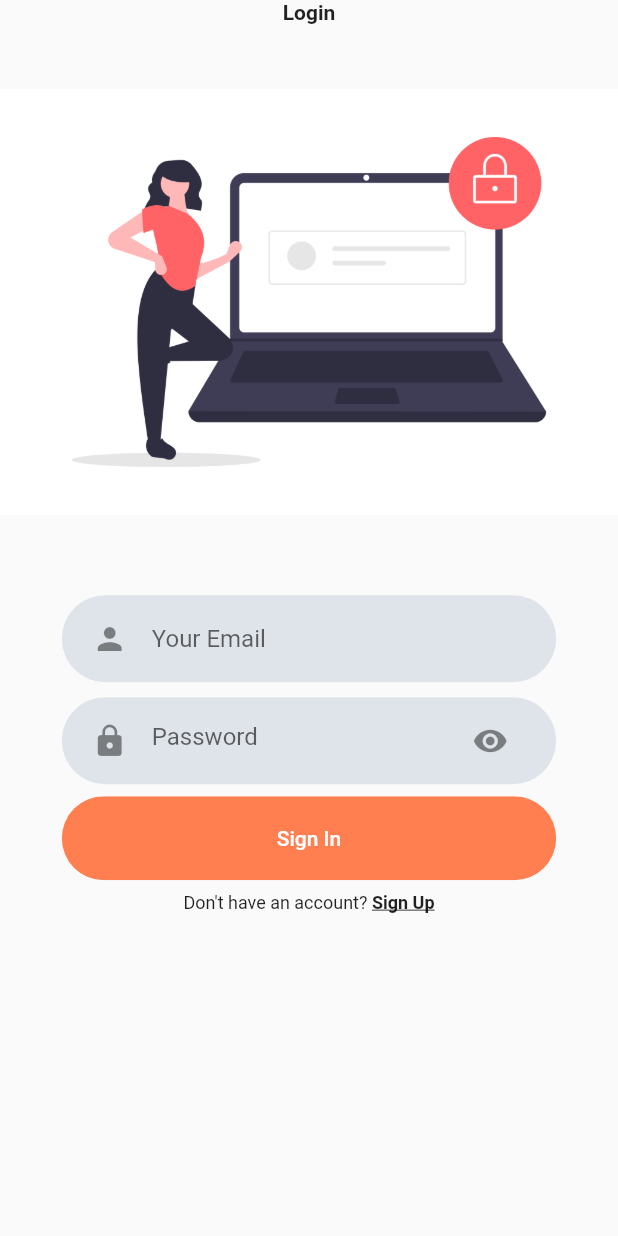
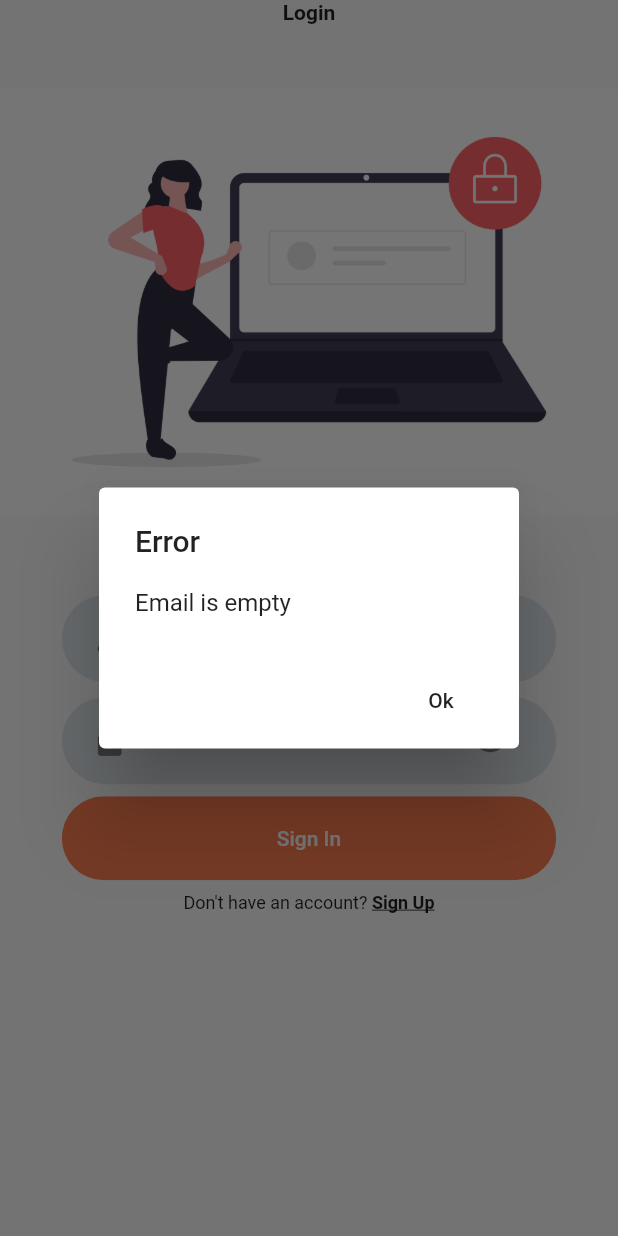
Before and after one commit to asbn223/asbn_music, a Flutter app: the screen it shows after launch, after a tap on "Sign In", on a phone screen of 412 x 824 dp. Run offline on Flutter 3.47's test engine with Material 2 defaults, Android fonts, the phone set to English and light mode, and no system bars; our stand-ins replace audioplayers, clay_containers, cloud_firestore, firebase_auth, google_fonts, shared_preferences and 1 more; missing offline and left inert: floating_menu, flutter_audio_query, flutter_media_notification, neuomorphic_container; accounts and stored records are empty.

Commit message:
Auto Login has been added

```diff
--- a/lib/main.dart
+++ b/lib/main.dart
@@ -66,7 +66,7 @@ class _MyAppState extends State<MyApp> {
                 primaryColor: Color(0xFF341F97),
                 accentColor: Color(0xFFFAB1A0),
               ),
-        home: LoginScreen(),
+        home: SplashScreen(),
         routes: {
           AddInScreen.routeName: (context) => AddInScreen(),
           AllSongsScreen.routeName: (context) => AllSongsScreen(),
@@ -83,3 +83,33 @@ class _MyAppState extends State<MyApp> {
     );
   }
 }
+
+class SplashScreen extends StatefulWidget {
+  @override
+  _SplashScreenState createState() => _SplashScreenState();
+}
+
+class _SplashScreenState extends State<SplashScreen> {
+  bool isInit = true;
+  bool isLoggedIn = false;
+
+  @override
+  void didChangeDependencies() {
+    super.didChangeDependencies();
+    if (isInit) {
+      checkLogin();
+    }
+    isInit = false;
+  }
+
+  void checkLogin() async {
+    isLoggedIn = await Provider.of<Users>(context, listen: false).autoLogin();
+  }
+
+  @override
+  Widget build(BuildContext context) {
+    return Scaffold(
+      body: isLoggedIn ? HomeScreen() : LoginScreen(),
+    );
+  }
+}
--- a/lib/provider/user_provider.dart
+++ b/lib/provider/user_provider.dart
@@ -1,6 +1,10 @@
+import 'dart:async';
+import 'dart:convert';
+
 import 'package:cloud_firestore/cloud_firestore.dart';
 import 'package:firebase_auth/firebase_auth.dart';
 import 'package:flutter/material.dart';
+import 'package:shared_preferences/shared_preferences.dart';
 
 class User with ChangeNotifier {
   final String name, password, email;
@@ -15,6 +19,7 @@ class User with ChangeNotifier {
 class Users with ChangeNotifier {
   final firestoreInstance = Firestore.instance;
   final _auth = FirebaseAuth.instance;
+  String email;
 
   List<User> _user = [];
 
@@ -22,15 +27,30 @@ class Users with ChangeNotifier {
     return [..._user];
   }
 
+  String get userEmail {
+    if (email.isEmpty) {
+      return "";
+    } else {
+      return email;
+    }
+  }
+
+  //Creating user for the music app
   Future<void> createUser({String name, String password, String email}) async {
     try {
-      await _auth.createUserWithEmailAndPassword(
+      final registerUser = await _auth.createUserWithEmailAndPassword(
           email: email, password: password);
       await firestoreInstance.collection('Users').add({
         'name': name,
         'password': password,
         'email': email,
       });
+      final prefs = await SharedPreferences.getInstance();
+      final userData = json.encode({
+        'email': email,
+      });
+
+      prefs.setString('userData', userData);
       User user = User(
         name: name,
         email: email,
@@ -42,17 +62,21 @@ class Users with ChangeNotifier {
     }
   }
 
+  //Fetching user data from the database
   Future<void> fetchUserData() async {
+    var userData;
     try {
       if (_user.isNotEmpty) {
         return;
       }
       final currentUser = await _auth.currentUser();
-      final userData =
-          await firestoreInstance.collection('Users').getDocuments();
+      if (currentUser == null) {
+        final prefs = await SharedPreferences.getInstance();
+        final extractedDate =
+            json.decode(prefs.getString('userData')) as Map<String, Object>;
+        email = extractedDate['email'];
         for (int i = 0; i < userData.documents.length; i++) {
-        if (userData.documents[i]['email'] == currentUser.email) {
-          print(userData.documents[i]['email']);
+          if (userData.documents[i]['email'] == email) {
             User user = User(
               name: userData.documents[i]['name'],
               email: userData.documents[i]['email'],
@@ -61,8 +85,53 @@ class Users with ChangeNotifier {
             _user.add(user);
           }
         }
+      } else {
+        userData = await firestoreInstance.collection('Users').getDocuments();
+        for (int i = 0; i < userData.documents.length; i++) {
+          if (userData.documents[i]['email'] == currentUser.email) {
+            User user = User(
+              name: userData.documents[i]['name'],
+              email: userData.documents[i]['email'],
+              password: userData.documents[i]['password'],
+            );
+            _user.add(user);
+          }
+        }
+      }
     } catch (error) {
       throw (error);
     }
   }
+
+  //Login the user in the app
+  Future<void> login({String email, String password}) async {
+    await _auth.signInWithEmailAndPassword(email: email, password: password);
+    final prefs = await SharedPreferences.getInstance();
+    final userData = json.encode({
+      'email': email,
+    });
+
+    prefs.setString('userData', userData);
   }
+
+  //Login
+  Future<void> logout() async {
+    await _auth.signOut();
+    //    Clear Data in Shared Preferencs value
+    final prefs = await SharedPreferences.getInstance();
+    prefs.clear();
+  }
+
+  //Auto-Log in
+  Future<bool> autoLogin() async {
+    final prefs = await SharedPreferences.getInstance();
+    if (!prefs.containsKey('userData')) {
+      return false;
+    }
+    final extractedDate =
+        json.decode(prefs.getString('userData')) as Map<String, Object>;
+    email = extractedDate['email'];
+    notifyListeners();
+    return true;
+  }
+}
--- a/lib/screens/login/components/login_body.dart
+++ b/lib/screens/login/components/login_body.dart
@@ -1,12 +1,35 @@
 import 'package:flutter/material.dart';
+import 'package:musicplayer/provider/user_provider.dart';
+import 'package:musicplayer/screens/home/home_screen.dart';
 import 'package:musicplayer/widgets/account_check.dart';
 import 'package:musicplayer/widgets/rounded_button.dart';
 import 'package:musicplayer/widgets/textfield_container.dart';
+import 'package:provider/provider.dart';
 
 class LoginBody extends StatelessWidget {
+  String email, password;
+
+  void _showDialog(BuildContext context, {String message}) {
+    showDialog(
+        context: context,
+        builder: (context) {
+          return AlertDialog(
+            title: Text('Error'),
+            content: Text(message),
+            actions: <Widget>[
+              FlatButton(
+                child: Text('Ok'),
+                onPressed: () => Navigator.of(context).pop(),
+              ),
+            ],
+          );
+        });
+  }
+
   @override
   Widget build(BuildContext context) {
     final size = MediaQuery.of(context).size;
+    final users = Provider.of<Users>(context, listen: false);
     return SingleChildScrollView(
       child: Column(
         mainAxisAlignment: MainAxisAlignment.center,
@@ -25,7 +48,9 @@ class LoginBody extends StatelessWidget {
             margin: 10,
             icon: Icons.person,
             text: 'Your Email',
-            onChanged: (value) {},
+            onChanged: (value) {
+              email = value;
+            },
           ),
           TextFieldContainer(
             margin: 0,
@@ -33,13 +58,39 @@ class LoginBody extends StatelessWidget {
             text: 'Password',
             obscureText: true,
             suffixIcon: Icons.remove_red_eye,
-            onChanged: (value) {},
+            onChanged: (value) {
+              password = value;
+            },
           ),
           RoundedButton(
             color: Color(0xFFFF7F50),
             text: 'Sign In',
             textColor: Color(0xFFFFFFFF),
-            press: () => null,
+            press: () {
+              if (email != null) {
+                if (email.contains('@')) {
+                  if (password != null) {
+                    if (password.length >= 8) {
+                      users.login(
+                        email: email.trim(),
+                        password: password.trim(),
+                      );
+                      Navigator.pushNamed(context, HomeScreen.routeName);
+                    } else {
+                      _showDialog(context,
+                          message:
+                              "Password needs to be more than 8 Characters");
+                    }
+                  } else {
+                    _showDialog(context, message: "Password is empty");
+                  }
+                } else {
+                  _showDialog(context, message: "Email is invalid");
+                }
+              } else {
+                _showDialog(context, message: "Email is empty");
+              }
+            },
           ),
           AccountCheck(true),
         ],
--- a/lib/screens/register/components/register_body.dart
+++ b/lib/screens/register/components/register_body.dart
@@ -1,5 +1,6 @@
 import 'package:flutter/material.dart';
 import 'package:musicplayer/provider/user_provider.dart';
+import 'package:musicplayer/screens/home/home_screen.dart';
 import 'package:musicplayer/widgets/account_check.dart';
 import 'package:musicplayer/widgets/rounded_button.dart';
 import 'package:musicplayer/widgets/textfield_container.dart';
@@ -91,10 +92,11 @@ class RegisterBody extends StatelessWidget {
                         if (password != null) {
                           if (password.length >= 8) {
                             users.createUser(
-                              name: name,
-                              email: email,
+                              name: name.trim(),
+                              email: email.trim(),
                               password: password,
                             );
+                            Navigator.pushNamed(context, HomeScreen.routeName);
                           } else {
                             _showDialog(context,
                                 message:
--- a/pubspec.yaml
+++ b/pubspec.yaml
@@ -49,7 +49,7 @@ dependencies:
   #for Firebase Auth
   firebase_auth: ^0.16.1
   cloud_firestore: ^0.13.4+2
-
+  shared_preferences: ^0.5.8
 
 dev_dependencies:
   flutter_test:
```
Also changed, not shown: lib/widgets/custom_drawer.dart (+11 -7 lines), pubspec.lock. Lines whose indentation alone changed are shown as unchanged.
